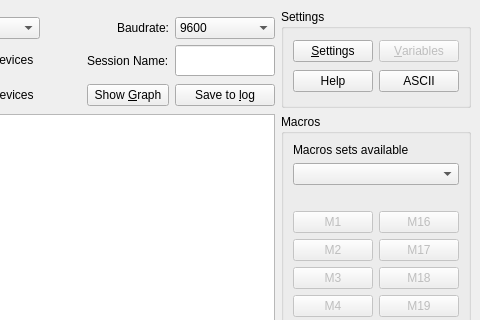
Above: Terminal.ui from notiel/OstrannaTerminal before the change; both pictures show x 563 to 1043 and y 0 to 320 of the 1043 by 1000 pixel window. Below: the same form after it.
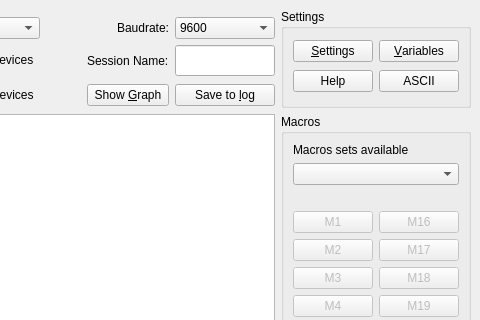
That is the form after the change. Icons and pictures are not drawn.

The edit to the form file:
```diff
--- a/Terminal.ui
+++ b/Terminal.ui
@@ -494,7 +494,7 @@
        <item row="0" column="3">
         <widget class="QPushButton" name="BtnVar">
          <property name="enabled">
-          <bool>false</bool>
+          <bool>true</bool>
          </property>
          <property name="text">
           <string>&amp;Variables</string>
```
